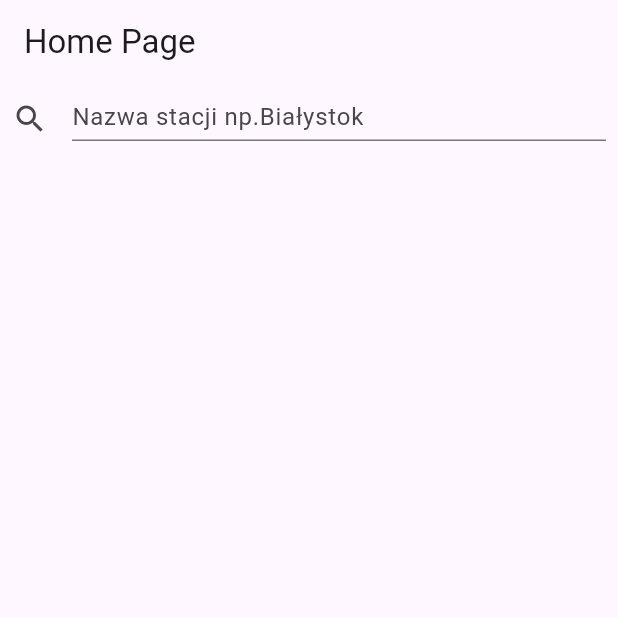
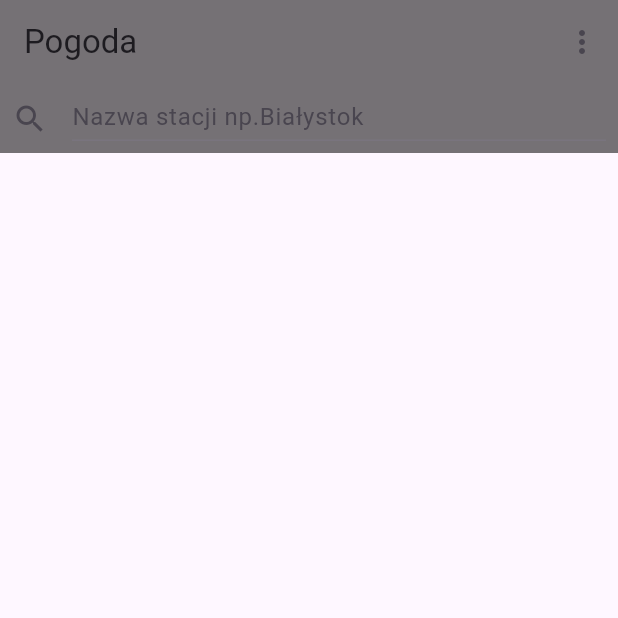
Before and after one commit to manka543/weather-with-flutter, a Flutter app: the screen it shows after launch, on a phone screen of 412 x 824 dp, the top half of it. Run offline on Flutter 3.47's test engine with Material 2 defaults, Android fonts, the phone set to English and light mode, and no system bars; network calls fail.

Commit message:
color changes

```diff
--- a/lib/provider/weather.dart
+++ b/lib/provider/weather.dart
@@ -1,12 +1,6 @@
 import 'dart:convert';
 import 'package:http/http.dart' as http;
 import 'package:flutter/cupertino.dart';
-
-enum Status {
-  init,
-  normal,
-  error,
-}
 
 class Weather {
   Weather({required Map<String, dynamic> weather}) {
--- a/lib/views/home.dart
+++ b/lib/views/home.dart
@@ -26,22 +26,30 @@ class _HomeViewState extends State<HomeView> {
 
   @override
   Widget build(BuildContext context) {
-    var data = context.watch<WeatherProvider>().selectedData;
+    var provider = context.watch<WeatherProvider>();
+    var data = provider.selectedData;
     return Scaffold(
       body: CustomScrollView(slivers: [
         SliverAppBar(
           floating: true,
           pinned: true,
           snap: true,
-          title: const Text("Home Page"),
+          title: const Text("Pogoda"),
+          backgroundColor: Colors.black54,
           bottom: Tab(
             child: Container(
-              decoration: const BoxDecoration(borderRadius: BorderRadius.vertical(bottom: Radius.circular(25))),
+              decoration: const BoxDecoration(
+                  borderRadius:
+                      BorderRadius.vertical(bottom: Radius.circular(25))),
               child: Padding(
                 padding: const EdgeInsets.all(8.0),
                 child: TextField(
-                  onChanged: (value) => context.read<WeatherProvider>().search(_searchController.text),
-                  onSubmitted: (value) => context.read<WeatherProvider>().search(_searchController.text),
+                  onChanged: (value) => context
+                      .read<WeatherProvider>()
+                      .search(_searchController.text),
+                  onSubmitted: (value) => context
+                      .read<WeatherProvider>()
+                      .search(_searchController.text),
                   controller: _searchController,
                   decoration: const InputDecoration(
                     hintText: "Nazwa stacji np.Białystok",
@@ -51,7 +59,17 @@ class _HomeViewState extends State<HomeView> {
               ),
             ),
           ),
-          // actions: [Center(child: Text(data?[0].date?.toString() ?? ""))],
+          actions: [
+            Center(child: Text(data?.isNotEmpty ?? false ? data![0].date.toString() : "")),
+            PopupMenuButton(itemBuilder: (context) {
+              return <PopupMenuEntry>[
+                PopupMenuItem(child: TextButton(
+                  onPressed: () => context.read<WeatherProvider>().refresh(),
+                  child: const Text("Odśwież dane"),
+                )),
+              ];
+            },),
+          ],
         ),
         SliverList(
           delegate: SliverChildBuilderDelegate(
```
Also changed, not shown: lib/views/details.dart (+10 -4 lines), lib/widget/detail.dart (+32 -16 lines), 2 other files.
